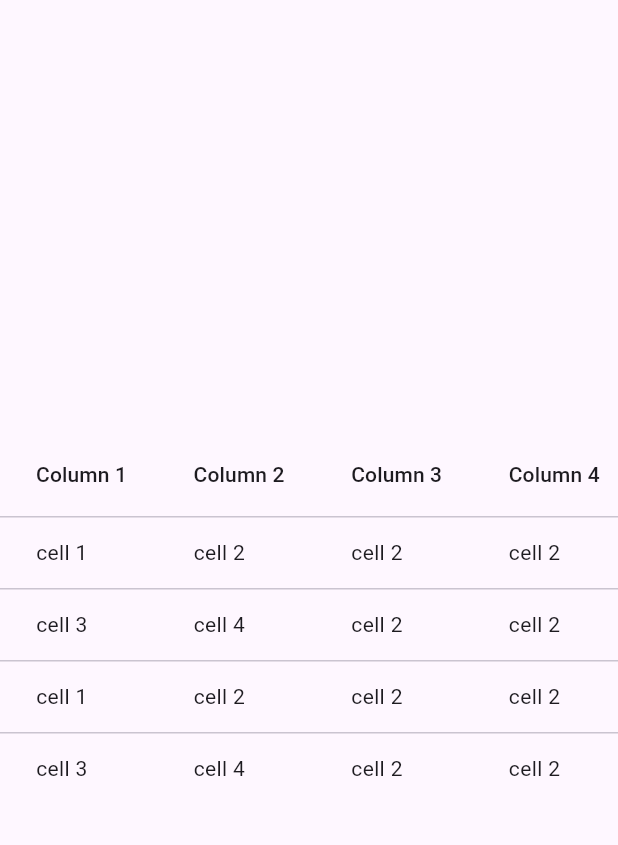
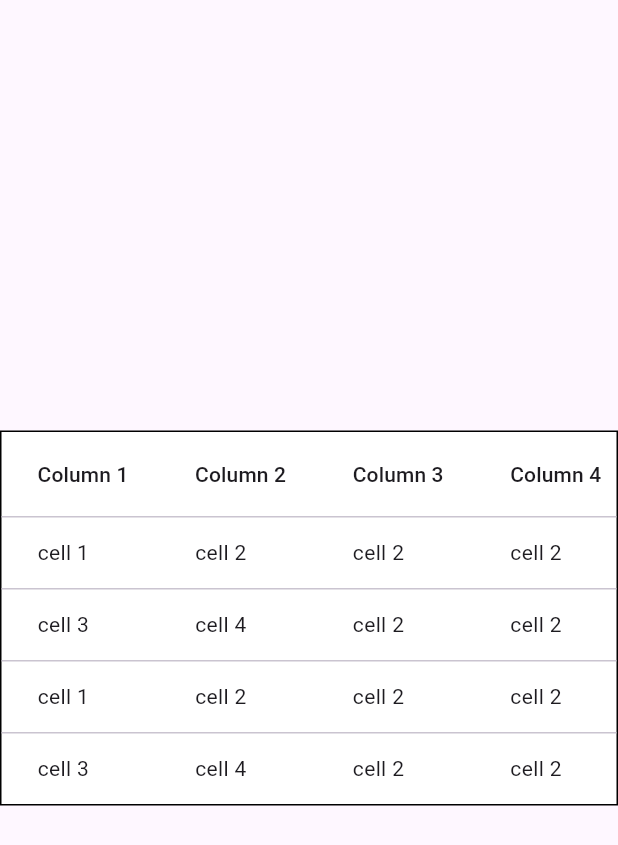
Before and after one commit to Sng43/flutter_datatable, a Flutter app: the screen it shows after launch, on a phone screen of 412 x 824 dp. Shown: the top 845 px of the screen. Run offline on Flutter 3.47's test engine with Material 3 defaults, Android fonts, the phone set to English and light mode, and no system bars.

Commit message:
datatable 2

```diff
--- a/datatable/lib/main.dart
+++ b/datatable/lib/main.dart
@@ -27,6 +27,7 @@ class _MyDataTableState extends State<MyDataTable> {
     return Scaffold(
       body: Center(
         child: DataTable(
+          decoration: BoxDecoration( color: Colors.white, border: Border.all()),
           columns: [
             DataColumn(label: Text("Column 1")),
             DataColumn(label: Text("Column 2")),
--- a/datatable/pubspec.yaml
+++ b/datatable/pubspec.yaml
@@ -34,6 +34,7 @@ dependencies:
   # The following adds the Cupertino Icons font to your application.
   # Use with the CupertinoIcons class for iOS style icons.
   cupertino_icons: ^1.0.8
+  data_table_2: ^2.6.0
 
 dev_dependencies:
   flutter_test:
```
Also changed, not shown: datatable/pubspec.lock.
